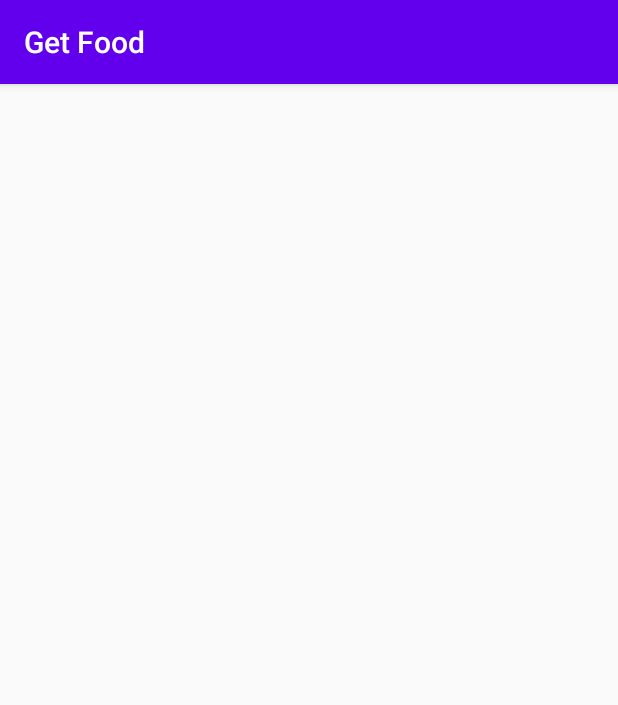
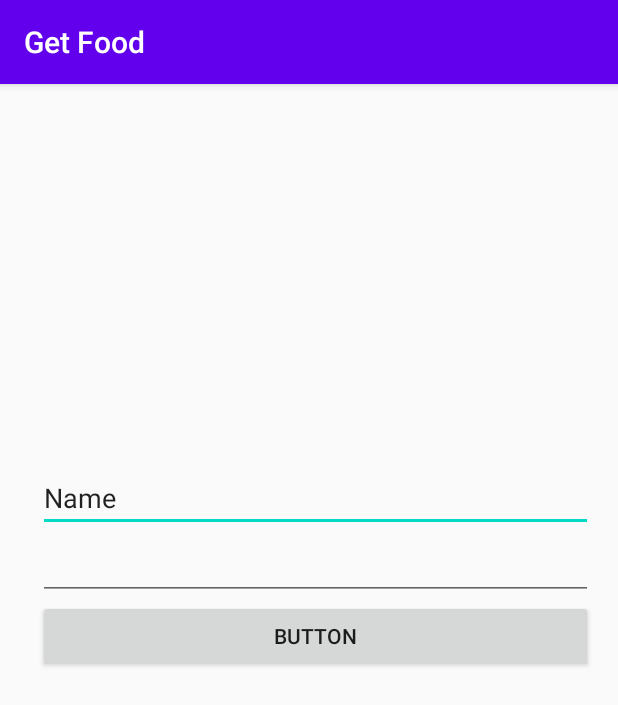
Before and after one commit to k-atara/GetFood, an Android app: the LogIn screen opened directly, with no data from a screen before it, on a phone screen of 412 x 824 dp. Shown: the top 705 px of the screen. Run offline under Robolectric (Android 15) with nearby library versions, the phone set to English and light mode, and no system bars.

Commit message:
Linear_en_login
agregue un linear layout al login

```diff
--- a/app/src/main/res/layout/activity_log_in.xml
+++ b/app/src/main/res/layout/activity_log_in.xml
@@ -6,4 +6,36 @@
     android:layout_height="match_parent"
     tools:context=".LogIn">
 
+    <LinearLayout
+        android:layout_width="370dp"
+        android:layout_height="195dp"
+        android:orientation="vertical"
+        app:layout_constraintBottom_toBottomOf="parent"
+        app:layout_constraintEnd_toEndOf="parent"
+        app:layout_constraintHorizontal_bias="0.6"
+        app:layout_constraintStart_toStartOf="parent"
+        app:layout_constraintTop_toTopOf="parent"
+        app:layout_constraintVertical_bias="0.442">
+
+        <EditText
+            android:id="@+id/edtNombre"
+            android:layout_width="match_parent"
+            android:layout_height="wrap_content"
+            android:ems="10"
+            android:inputType="textPersonName"
+            android:text="Name" />
+
+        <EditText
+            android:id="@+id/edtPassword"
+            android:layout_width="match_parent"
+            android:layout_height="wrap_content"
+            android:ems="10"
+            android:inputType="textPassword" />
+
+        <Button
+            android:id="@+id/btn1"
+            android:layout_width="match_parent"
+            android:layout_height="wrap_content"
+            android:text="Button" />
+    </LinearLayout>
 </androidx.constraintlayout.widget.ConstraintLayout>
```
